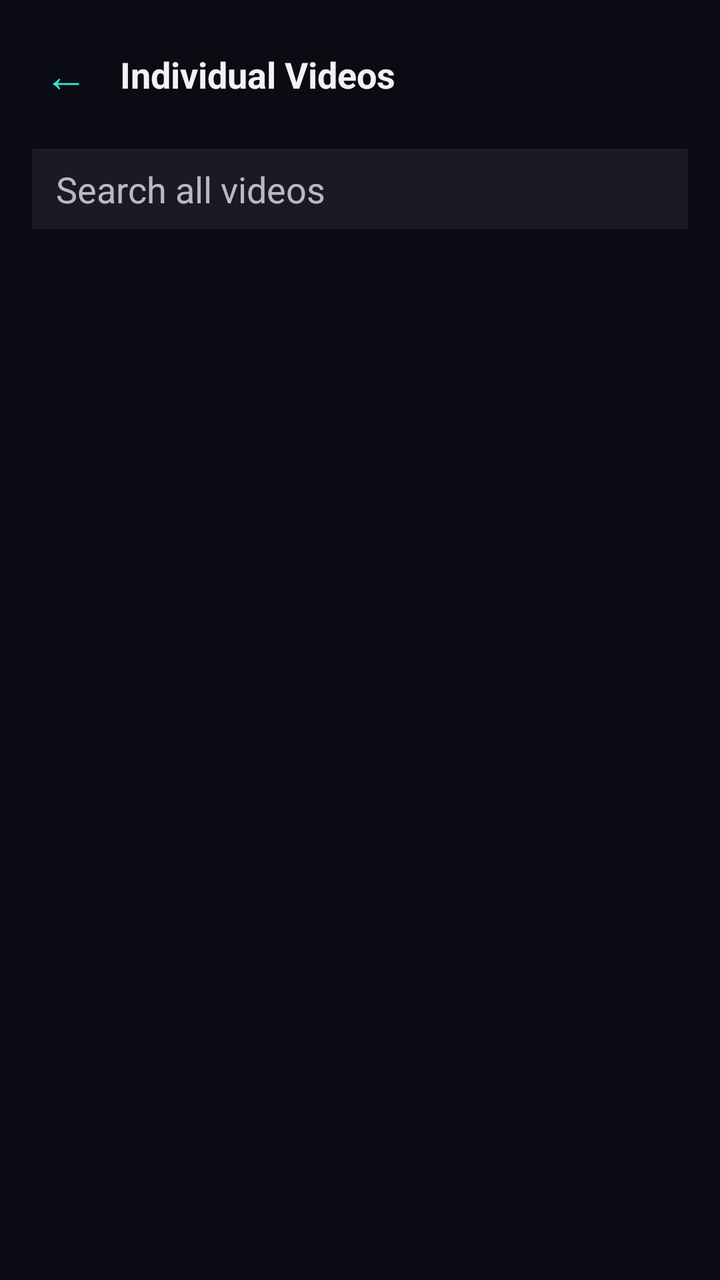
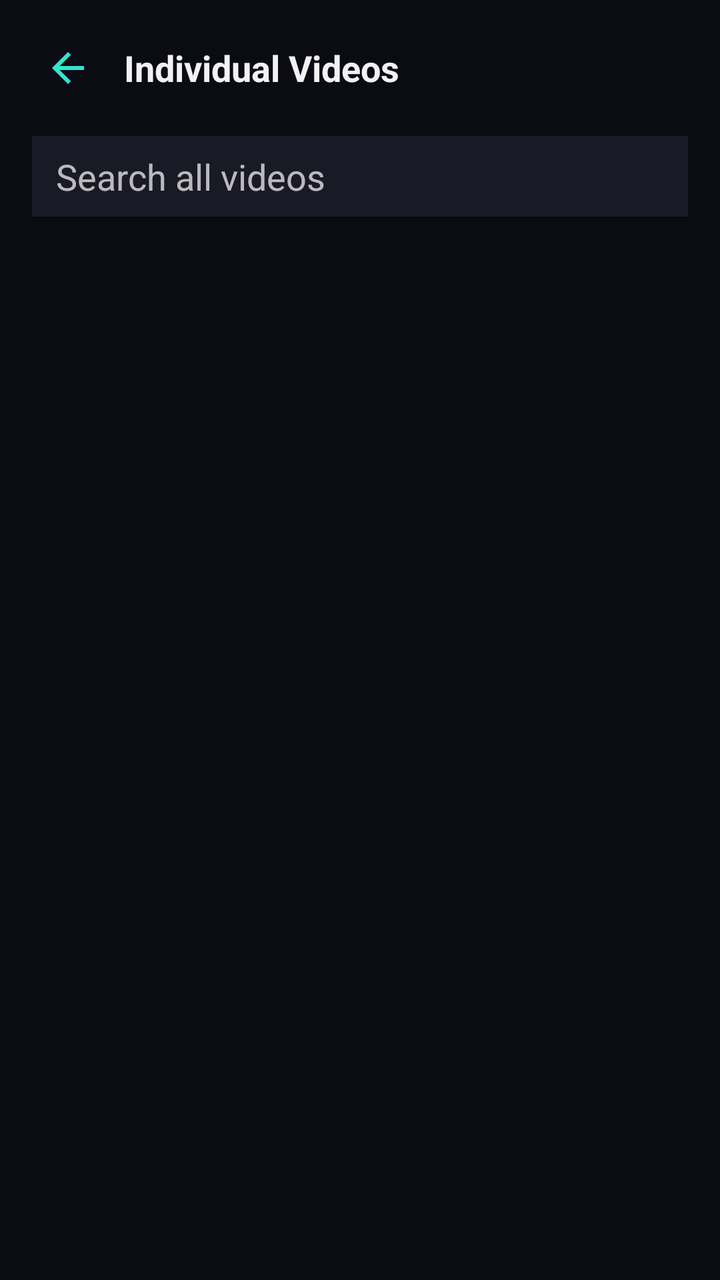

Screens rendered from an Android XML layout before and after an edit, with the pre-edit source and the edit as a unified diff.
<!-- AndroidManifest.xml: application theme Theme.RetroTube -->
<!-- res/layout/activity_tv_pick_videos.xml -->
<?xml version="1.0" encoding="utf-8"?>
<FrameLayout xmlns:android="http://schemas.android.com/apk/res/android"
    android:layout_width="match_parent"
    android:layout_height="match_parent"
    android:background="@color/retro_background">

    <LinearLayout
        android:layout_width="match_parent"
        android:layout_height="match_parent"
        android:orientation="vertical">

        <LinearLayout
            android:layout_width="match_parent"
            android:layout_height="wrap_content"
            android:orientation="horizontal"
            android:gravity="center_vertical"
            android:padding="16dp">

            <TextView
                android:id="@+id/backButton"
                android:layout_width="wrap_content"
                android:layout_height="wrap_content"
                android:text="←"
                android:textSize="22sp"
                android:textColor="@color/retro_teal"
                android:padding="6dp"
                android:background="?attr/selectableItemBackgroundBorderless" />

            <TextView
                android:layout_width="0dp"
                android:layout_height="wrap_content"
                android:layout_weight="1"
                android:layout_marginStart="10dp"
                android:text="@string/tv_add_source_videos"
                android:textColor="@color/retro_text_primary"
                android:textSize="18sp"
                android:textStyle="bold" />

        </LinearLayout>

        <EditText
            android:id="@+id/searchField"
            android:layout_width="match_parent"
            android:layout_height="wrap_content"
            android:layout_marginHorizontal="16dp"
            android:layout_marginBottom="8dp"
            android:hint="@string/search_all_videos_hint"
            android:inputType="text"
            android:maxLines="1"
            android:background="@color/retro_surface"
            android:paddingHorizontal="12dp"
            android:paddingVertical="8dp" />

        <TextView
            android:id="@+id/emptyStateText"
            android:layout_width="match_parent"
            android:layout_height="wrap_content"
            android:gravity="center"
            android:padding="32dp"
            android:text="@string/no_videos_in_library"
            android:visibility="gone" />

        <androidx.recyclerview.widget.RecyclerView
            android:id="@+id/videoRowList"
            android:layout_width="match_parent"
            android:layout_height="0dp"
            android:layout_weight="1"
            android:clipToPadding="false"
            android:paddingBottom="16dp" />

    </LinearLayout>

</FrameLayout>
<!-- resources referenced by this layout -->
<resources>
  <color name="retro_background">#0B0B14</color>
  <color name="retro_surface">#1A1A26</color>
  <color name="retro_teal">#2FE6D0</color>
  <color name="retro_text_primary">#F2F2F5</color>
  <string name="no_videos_in_library">No videos found. Add a folder from the library first.</string>
  <string name="search_all_videos_hint">Search all videos</string>
  <string name="tv_add_source_videos">Individual Videos</string>
  <style name="Theme.RetroTube" parent="Theme.MaterialComponents.NoActionBar">
          <item name="colorPrimary">@color/retro_teal</item>
          <item name="colorPrimaryDark">@color/retro_background</item>
          <item name="colorOnPrimary">@color/retro_teal_on</item>
          <item name="colorSecondary">@color/retro_magenta</item>
          <item name="colorOnSecondary">@color/retro_magenta_on</item>
          <item name="colorSurface">@color/retro_surface</item>
          <item name="colorOnSurface">@color/retro_text_primary</item>
          <item name="colorOnBackground">@color/retro_text_primary</item>
          <item name="android:windowBackground">@color/retro_background</item>
          <item name="android:textColorPrimary">@color/retro_text_primary</item>
          <item name="android:textColorSecondary">@color/retro_text_muted</item>
          <item name="radioButtonStyle">@style/Widget.RetroTube.RadioButton</item>
          <item name="switchStyle">@style/Widget.RetroTube.Switch</item>
      </style>
  <color name="retro_teal_on">#05201C</color>
  <color name="retro_magenta">#FF2E88</color>
  <color name="retro_magenta_on">#2B0716</color>
  <color name="retro_text_muted">#9098A6</color>
  <style name="Widget.RetroTube.RadioButton" parent="Widget.MaterialComponents.CompoundButton.RadioButton">
          <item name="android:minHeight">56dp</item>
          <item name="android:paddingVertical">10dp</item>
          <item name="android:paddingStart">4dp</item>
          <item name="android:gravity">center_vertical</item>
      </style>
  <style name="Widget.RetroTube.Switch" parent="Widget.MaterialComponents.CompoundButton.Switch">
          <item name="android:minHeight">56dp</item>
          <item name="android:paddingVertical">10dp</item>
          <item name="android:paddingStart">4dp</item>
          <item name="android:gravity">center_vertical</item>
      </style>
</resources>

<!-- the commit's change to res/layout/activity_tv_pick_videos.xml (unified diff, before → after) -->
@@ -1,5 +1,6 @@
 <?xml version="1.0" encoding="utf-8"?>
 <FrameLayout xmlns:android="http://schemas.android.com/apk/res/android"
+    xmlns:app="http://schemas.android.com/apk/res-auto"
     android:layout_width="match_parent"
     android:layout_height="match_parent"
     android:background="@color/retro_background">
@@ -16,15 +17,15 @@
             android:gravity="center_vertical"
             android:padding="16dp">
 
-            <TextView
+            <ImageView
                 android:id="@+id/backButton"
                 android:layout_width="wrap_content"
                 android:layout_height="wrap_content"
-                android:text="←"
-                android:textSize="22sp"
-                android:textColor="@color/retro_teal"
                 android:padding="6dp"
-                android:background="?attr/selectableItemBackgroundBorderless" />
+                android:background="?attr/selectableItemBackgroundBorderless"
+        android:src="@drawable/ic_arrow_back"
+        android:scaleType="centerInside"
+        app:tint="@color/retro_teal" />
 
             <TextView
                 android:layout_width="0dp"
<!-- resource entries referenced after the edit -->
@@ -4,7 +4,19 @@
   <color name="retro_surface">#1A1A26</color>
   <color name="retro_teal">#2FE6D0</color>
   <color name="retro_text_primary">#F2F2F5</color>
-  <string name="no_videos_in_library">No videos found. Add a folder from the library first.</string>
+  <!-- drawable ic_arrow_back (drawable) -->
+  <?xml version="1.0" encoding="utf-8"?>
+  <vector xmlns:android="http://schemas.android.com/apk/res/android"
+      android:width="24dp"
+      android:height="24dp"
+      android:viewportWidth="24"
+      android:viewportHeight="24"
+      android:tint="?attr/colorControlNormal">
+      <path
+          android:fillColor="#FF000000"
+          android:pathData="M20 11H7.83l5.59-5.59L12 4l-8 8 8 8 1.41-1.41L7.83 13H20v-2z" />
+  </vector>
+  <string name="no_videos_in_library">No videos found. Add a folder from the Sources tab first.</string>
   <string name="search_all_videos_hint">Search all videos</string>
   <string name="tv_add_source_videos">Individual Videos</string>
   <style name="Theme.RetroTube" parent="Theme.MaterialComponents.NoActionBar">
